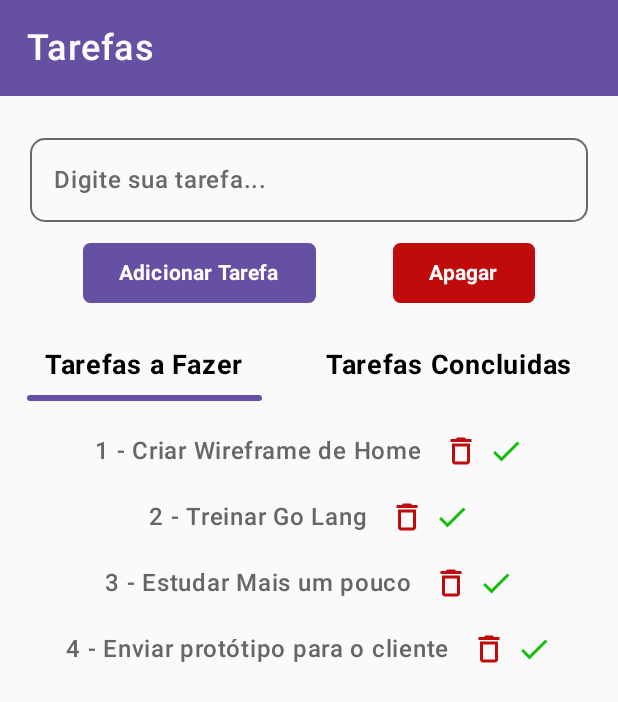
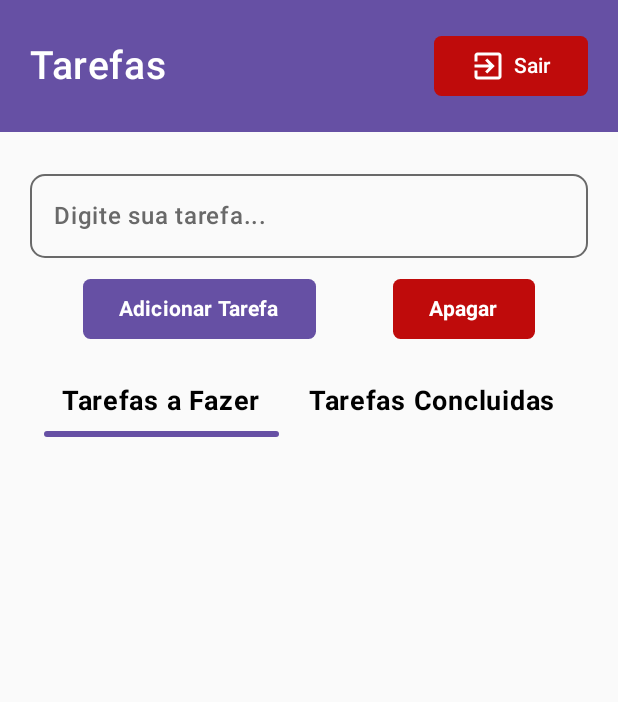
Before and after one commit to brunocamposfonseca/projetos-kotlin, an Android app built with Jetpack Compose: the HomeScreen screen opened through its navigation route, on a phone screen of 412 x 824 dp. Shown: the top 702 px of the screen. Run offline under Robolectric (Android 15) with nearby library versions, the phone set to English and light mode, and no system bars.

Commit message:
changes on ToDoList

```diff
--- a/ToDoList/app/src/main/java/com/example/todolist/HomeScreen.kt
+++ b/ToDoList/app/src/main/java/com/example/todolist/HomeScreen.kt
@@ -1,5 +1,8 @@
 package com.example.todolist
 
+import android.os.Build
+import android.util.Log
+import androidx.annotation.RequiresApi
 import androidx.compose.foundation.background
 import androidx.compose.foundation.clickable
 import androidx.compose.foundation.layout.Arrangement
@@ -8,8 +11,11 @@ import androidx.compose.foundation.layout.Column
 import androidx.compose.foundation.layout.Row
 import androidx.compose.foundation.layout.fillMaxWidth
 import androidx.compose.foundation.layout.padding
+import androidx.compose.foundation.lazy.LazyColumn
+import androidx.compose.foundation.lazy.itemsIndexed
 import androidx.compose.foundation.shape.RoundedCornerShape
 import androidx.compose.material.icons.Icons
+import androidx.compose.material.icons.filled.ExitToApp
 import androidx.compose.material.icons.outlined.Check
 import androidx.compose.material.icons.outlined.Delete
 import androidx.compose.material3.Button
@@ -20,6 +26,7 @@ import androidx.compose.material3.OutlinedTextFieldDefaults
 import androidx.compose.material3.Text
 import androidx.compose.runtime.Composable
 import androidx.compose.runtime.getValue
+import androidx.compose.runtime.mutableStateListOf
 import androidx.compose.runtime.mutableStateOf
 import androidx.compose.runtime.remember
 import androidx.compose.runtime.setValue
@@ -47,26 +54,46 @@ fun Modifier.bottomBorder(color: Color, strokeWidth: Float) = drawBehind {
     )
 }
 
+@RequiresApi(Build.VERSION_CODES.VANILLA_ICE_CREAM)
 @Composable
 fun HomeScreen(navController: NavController){
     var todo by remember { mutableStateOf("") }
+    var statusMenu by remember { mutableStateOf(true) }
+    var listaTarefa = remember { mutableStateListOf<String>() }
+    var tarefaConcluida = remember { mutableStateListOf<String>() }
+
 
     Column {
         Row (modifier = Modifier.fillMaxWidth().background(Color(0xFF6650a4)),) {
+            Row (modifier = Modifier.padding(20.dp).fillMaxWidth(), horizontalArrangement = Arrangement.SpaceBetween, verticalAlignment = Alignment.CenterVertically) {
                 Text(
                     "Tarefas",
                     color = Color(0xFFFFFFFF),
-                fontSize = 24.sp,
                     fontWeight = FontWeight.SemiBold,
                     fontFamily = FontFamily.SansSerif,
-                modifier = Modifier.padding(18.dp)
+                    fontSize = 26.sp
                 )
+
+                Button(
+                    onClick = { navController.navigate("login") },
+                    shape = RoundedCornerShape(5.dp),
+                    colors = ButtonDefaults.buttonColors(containerColor = Color(0xFFbf0b0b), contentColor = Color(0xFFFFFFFF))
+                ) {
+                    Row (horizontalArrangement = Arrangement.spacedBy(5.dp), verticalAlignment = Alignment.CenterVertically) {
+                        Icon(Icons.Default.ExitToApp, contentDescription = null)
+                        Text("Sair")
+                    }
+                }
+
+            }
+
+
         }
         Column (modifier = Modifier.padding(20.dp)){
             OutlinedTextField(
                 value = todo,
                 onValueChange = { newTodo ->
-                    todo = newTodo.trim()
+                    todo = newTodo
                 },
                 modifier = Modifier.fillMaxWidth(),
                 label = { Text(text = "Digite sua tarefa... ", fontSize = 16.sp, fontWeight = FontWeight.Medium) },
@@ -88,7 +115,13 @@ fun HomeScreen(navController: NavController){
                 horizontalArrangement = Arrangement.SpaceBetween
             ) {
                 Button(
-                    onClick = {},
+                    onClick = {
+                        if(todo.isNotEmpty()){
+                            listaTarefa.addFirst(todo)
+                            todo = ""
+                        }
+                        Log.d("Lista: ", listaTarefa.toString())
+                    },
                     colors = ButtonDefaults.buttonColors(
                         containerColor = Color(0xFF6650a4),
                         contentColor = Color(0xFFFFFFFF)
@@ -102,7 +135,9 @@ fun HomeScreen(navController: NavController){
                 }
 
                 Button(
-                    onClick = {},
+                    onClick = {
+                        todo = ""
+                    },
                     colors = ButtonDefaults.buttonColors(
                         containerColor = Color(0xFFbf0b0b),
                         contentColor = Color(0xFFFFFFFF)
@@ -118,9 +153,12 @@ fun HomeScreen(navController: NavController){
 
             Row (
                 modifier = Modifier.fillMaxWidth().padding(vertical = 5.dp),
-                horizontalArrangement = Arrangement.SpaceBetween
+                horizontalArrangement = Arrangement.SpaceEvenly
             ) {
-                Box(modifier = Modifier.bottomBorder(color = Color(0xFF6650a4), strokeWidth = 6.0F)) {
+                Box(modifier = Modifier.then(if (statusMenu) Modifier.bottomBorder(color = Color(0xFF6650a4), strokeWidth = 6.0F) else Modifier).clickable {
+                        statusMenu = !statusMenu
+                    }
+                ) {
                     Text(
                         "Tarefas a Fazer",
                         fontWeight = FontWeight.Bold,
@@ -129,23 +167,29 @@ fun HomeScreen(navController: NavController){
                     )
                 }
 
-                Box(modifier = Modifier.padding(10.dp)) {
+                Box(modifier = Modifier.then(if (!statusMenu) Modifier.bottomBorder(color = Color(0xFF6650a4), strokeWidth = 6.0F) else Modifier).clickable {
+                        statusMenu = !statusMenu
+                    }
+                ) {
                     Text(
                         "Tarefas Concluidas",
                         fontWeight = FontWeight.Bold,
-                        fontSize = 18.sp
+                        fontSize = 18.sp,
+                        modifier = Modifier.padding(10.dp)
                     )
                 }
             }
 
-            Column (
-                modifier = Modifier.fillMaxWidth().padding(top = 18.dp),
-                verticalArrangement = Arrangement.spacedBy(20.dp),
-                horizontalAlignment = Alignment.CenterHorizontally
+            LazyColumn (
+                modifier = Modifier.fillMaxWidth().padding(top = 18.dp).padding(horizontal = 10.dp),
+                verticalArrangement = Arrangement.spacedBy(30.dp),
+                horizontalAlignment = Alignment.Start
             ) {
-                Row (horizontalArrangement = Arrangement.spacedBy(14.dp)) {
+                if (statusMenu){
+                    itemsIndexed(listaTarefa) { index, item ->
+                        Row (modifier = Modifier.fillMaxWidth(), horizontalArrangement = Arrangement.SpaceBetween, verticalAlignment = Alignment.CenterVertically) {
                             Text(
-                        "1 - Criar Wireframe de Home",
+                                "${index+1} - $item",
                                 fontWeight = FontWeight.Medium,
                                 color = Color(0xFF666666)
                             )
@@ -154,88 +198,48 @@ fun HomeScreen(navController: NavController){
                                     Icons.Outlined.Delete,
                                     contentDescription = null,
                                     tint = Color(0xFFbf0b0b),
-                            modifier = Modifier.clickable {  }
+                                    modifier = Modifier.clickable {
+                                        listaTarefa.removeAt(index)
+                                    }
                                 )
 
                                 Icon(
                                     Icons.Outlined.Check,
                                     contentDescription = null,
                                     tint = Color(0xFF14bf0b),
-                            modifier = Modifier.clickable {  }
+                                    modifier = Modifier.clickable {
+                                        tarefaConcluida.add(item)
+                                        listaTarefa.removeAt(index)
+                                    }
                                 )
                             }
-
                         }
-                Row (horizontalArrangement = Arrangement.spacedBy(14.dp)) {
+                    }
+                } else {
+                    itemsIndexed(tarefaConcluida) { index, item ->
+                        Row (modifier = Modifier.fillMaxWidth(), horizontalArrangement = Arrangement.SpaceBetween, verticalAlignment = Alignment.CenterVertically) {
                             Text(
-                        "2 - Treinar Go Lang",
+                                "${index+1} - $item",
                                 fontWeight = FontWeight.Medium,
-                        color = Color(0xFF666666)
+                                color = Color(0xFF666666),
+                                fontSize = 16.sp
                             )
                             Row (horizontalArrangement = Arrangement.spacedBy(6.dp)){
                                 Icon(
                                     Icons.Outlined.Delete,
                                     contentDescription = null,
                                     tint = Color(0xFFbf0b0b),
-                            modifier = Modifier.clickable {  }
-                        )
-
-                        Icon(
-                            Icons.Outlined.Check,
-                            contentDescription = null,
-                            tint = Color(0xFF14bf0b),
-                            modifier = Modifier.clickable {  }
+                                    modifier = Modifier.clickable {
+                                        tarefaConcluida.removeAt(index)
+                                    }
                                 )
                             }
-
                         }
-                Row (horizontalArrangement = Arrangement.spacedBy(14.dp)) {
-                    Text(
-                        "3 - Estudar Mais um pouco",
-                        fontWeight = FontWeight.Medium,
-                        color = Color(0xFF666666)
-                    )
-                    Row (horizontalArrangement = Arrangement.spacedBy(6.dp)){
-                        Icon(
-                            Icons.Outlined.Delete,
-                            contentDescription = null,
-                            tint = Color(0xFFbf0b0b),
-                            modifier = Modifier.clickable {  }
-                        )
-
-                        Icon(
-                            Icons.Outlined.Check,
-                            contentDescription = null,
-                            tint = Color(0xFF14bf0b),
-                            modifier = Modifier.clickable {  }
-                        )
+                    }
                 }
 
-                }
-                Row (horizontalArrangement = Arrangement.spacedBy(14.dp)) {
-                    Text(
-                        "4 - Enviar protótipo para o cliente",
-                        fontWeight = FontWeight.Medium,
-                        color = Color(0xFF666666)
-                    )
-                    Row (horizontalArrangement = Arrangement.spacedBy(6.dp)){
-                        Icon(
-                            Icons.Outlined.Delete,
-                            contentDescription = null,
-                            tint = Color(0xFFbf0b0b),
-                            modifier = Modifier.clickable {  }
-                        )
-
-                        Icon(
-                            Icons.Outlined.Check,
-                            contentDescription = null,
-                            tint = Color(0xFF14bf0b),
-                            modifier = Modifier.clickable {  }
-                        )
-                    }
 
             }
         }
     }
 }
-}
```
Lines whose indentation alone changed are shown as unchanged.
